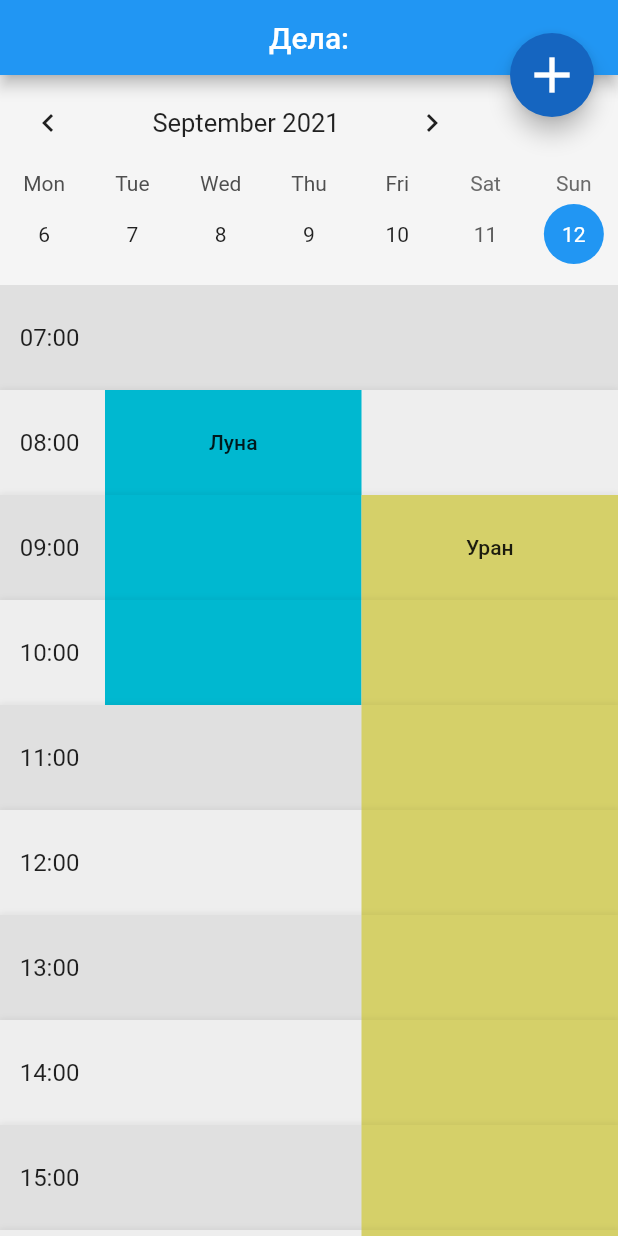
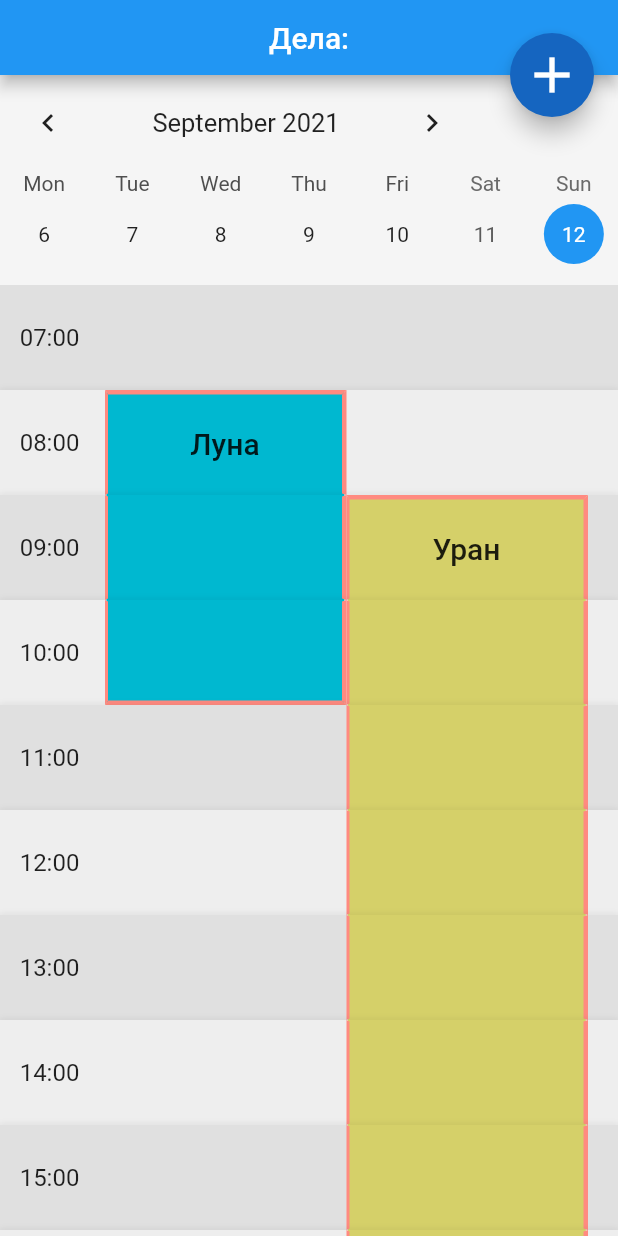
Before and after one commit to Likogeles/simbirsoft_test, a Flutter app: the screen it shows after launch, on a phone screen of 412 x 824 dp. Run offline on Flutter 3.47's test engine with Material 2 defaults, Android fonts, the phone set to English and light mode, and no system bars; drawn by our look-alikes of table_calendar; our stand-ins replace cloud_firestore; accounts and stored records are empty.

Commit message:
Borded for thigths added

```diff
--- a/lib/pages/home_page.dart
+++ b/lib/pages/home_page.dart
@@ -130,17 +130,47 @@ class _HomePageState extends State<HomePage> {
                                     child: (item.time_start <= index + 7 &&
                                             item.time_finish >= index + 7)
                                         ? Container(
+                                            decoration: BoxDecoration(
+                                              color: Color(int.parse(
+                                                  "0xff" + item.color)),
+                                              border: Border(
+                                                left: BorderSide(
+                                                  color:
+                                                      Colors.redAccent.shade100,
+                                                  width: 2.0,
+                                                ),
+                                                right: BorderSide(
+                                                  color:
+                                                      Colors.redAccent.shade100,
+                                                  width: 3.0,
+                                                ),
+                                                top: (item.time_start ==
+                                                        index + 7)
+                                                    ? BorderSide(
+                                                        color: Colors
+                                                            .redAccent.shade100,
+                                                        width: 3.0,
+                                                      )
+                                                    : BorderSide(color: Colors.transparent),
+                                                bottom: (item.time_finish ==
+                                                        index + 7)
+                                                    ? BorderSide(
+                                                        color: Colors
+                                                            .redAccent.shade100,
+                                                        width: 3.0,
+                                                      )
+                                                    : BorderSide(color: Colors.transparent),
+                                              ),
+                                            ),
                                             alignment: Alignment.center,
                                             height: 70,
-                                            color: Color(
-                                                int.parse("0xff" + item.color)),
                                             child: ButtonTheme(
                                               minWidth: double.infinity,
                                               height: double.infinity,
                                               child: MaterialButton(
                                                 child: (item.time_start ==
                                                         index + 7)
-                                                    ? Text(item.name)
+                                                    ? Text(item.name, style: TextStyle(fontSize: 20),)
                                                     : SizedBox(),
                                                 onPressed: () {
                                                   // Нажатие на кнопку дела (на само дело)
@@ -153,15 +183,20 @@ class _HomePageState extends State<HomePage> {
                                                       actions: [
                                                         TextButton(
                                                           onPressed: () {
-                                                            Navigator.of(context).pop();
+                                                            Navigator.of(
+                                                                    context)
+                                                                .pop();
                                                           },
                                                           child: Text("OK"),
                                                         ),
                                                         TextButton(
                                                           onPressed: () {
-                                                            Navigator.of(context).pop();
+                                                            Navigator.of(
+                                                                    context)
+                                                                .pop();
                                                           },
-                                                          child: Icon(Icons.delete),
+                                                          child: Icon(
+                                                              Icons.delete),
                                                         )
                                                       ],
                                                     ),
@@ -172,6 +207,7 @@ class _HomePageState extends State<HomePage> {
                                           )
                                         : Container(),
                                   ),
+                                Container(width: 20,)
                               ],
                             ),
                           ),
```
